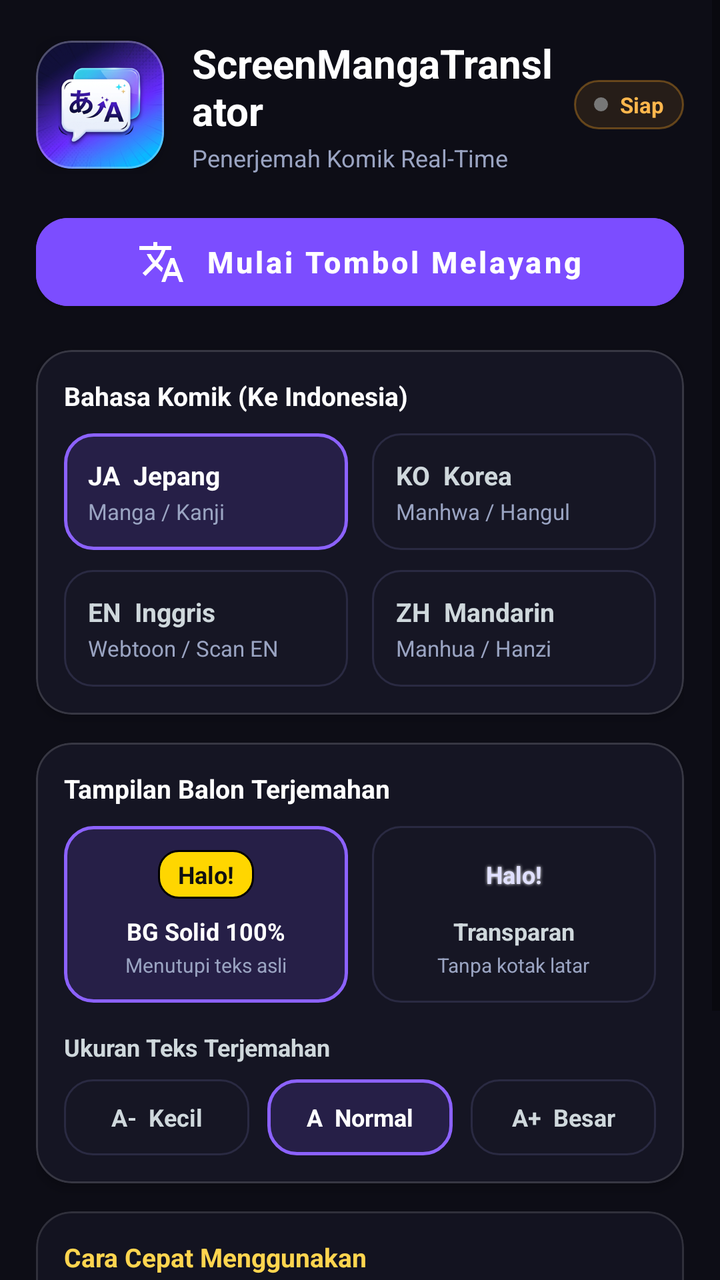
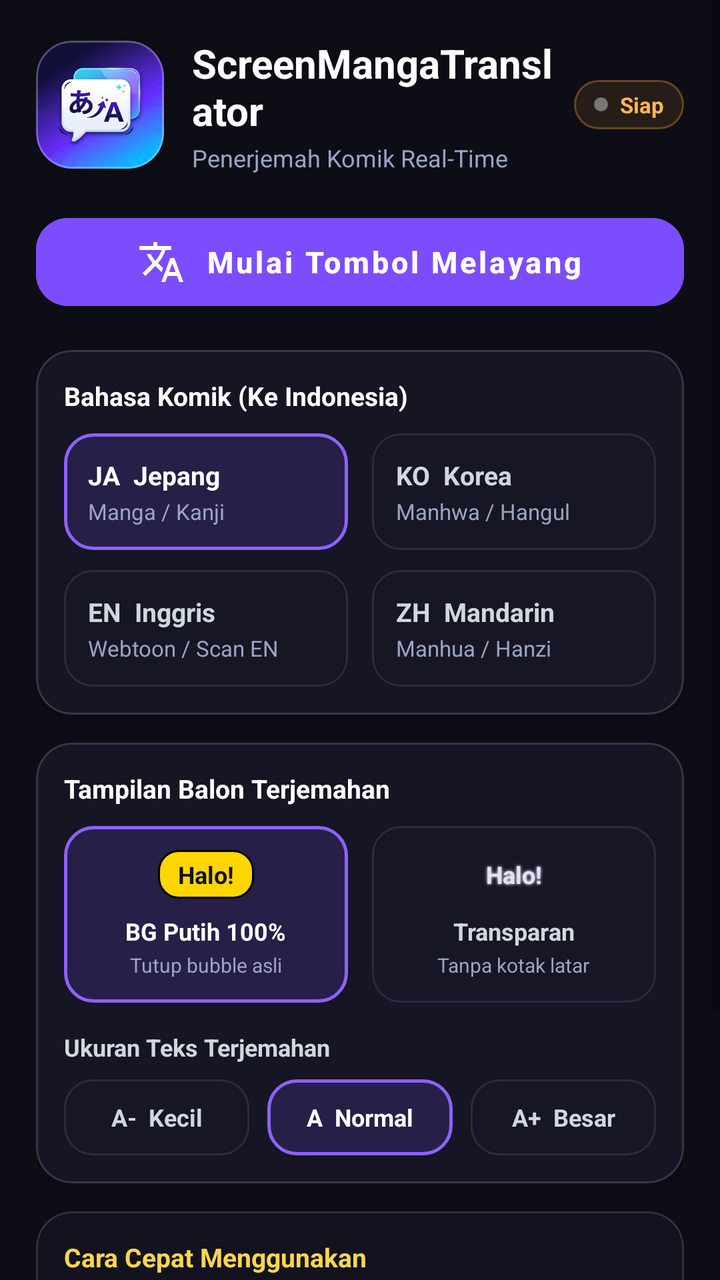

Screens rendered from an Android XML layout before and after an edit, with the pre-edit source and the edit as a unified diff.
<!-- AndroidManifest.xml: application theme Theme.MaterialComponents.DayNight.NoActionBar -->
<!-- res/layout/activity_main.xml -->
<?xml version="1.0" encoding="utf-8"?>
<ScrollView xmlns:android="http://schemas.android.com/apk/res/android"
    xmlns:app="http://schemas.android.com/apk/res-auto"
    android:layout_width="match_parent"
    android:layout_height="match_parent"
    android:background="#0D0D16"
    android:fillViewport="true">

    <LinearLayout
        android:layout_width="match_parent"
        android:layout_height="wrap_content"
        android:orientation="vertical"
        android:paddingStart="18dp"
        android:paddingTop="18dp"
        android:paddingEnd="18dp"
        android:paddingBottom="28dp">

        
        <LinearLayout
            android:layout_width="match_parent"
            android:layout_height="wrap_content"
            android:gravity="center_vertical"
            android:orientation="horizontal"
            android:paddingBottom="16dp">

            <com.google.android.material.card.MaterialCardView
                android:layout_width="64dp"
                android:layout_height="64dp"
                app:cardBackgroundColor="#18123C"
                app:cardCornerRadius="18dp"
                app:cardElevation="8dp"
                app:strokeColor="#44FFFFFF"
                app:strokeWidth="1dp">

                <ImageView
                    android:id="@+id/ivAppLogo"
                    android:layout_width="match_parent"
                    android:layout_height="match_parent"
                    android:contentDescription="@string/app_name"
                    android:scaleType="centerCrop"
                    android:src="@drawable/ic_app_logo" />
            </com.google.android.material.card.MaterialCardView>

            <LinearLayout
                android:layout_width="0dp"
                android:layout_height="wrap_content"
                android:layout_marginStart="14dp"
                android:layout_weight="1"
                android:orientation="vertical">

                <TextView
                    android:layout_width="wrap_content"
                    android:layout_height="wrap_content"
                    android:text="@string/app_name"
                    android:textColor="#FFFFFF"
                    android:textSize="20sp"
                    android:textStyle="bold" />

                <TextView
                    android:layout_width="wrap_content"
                    android:layout_height="wrap_content"
                    android:layout_marginTop="2dp"
                    android:text="Penerjemah Komik Real-Time"
                    android:textColor="#9AA4C2"
                    android:textSize="12sp" />
            </LinearLayout>

            
            <LinearLayout
                android:id="@+id/llStatusPill"
                android:layout_width="wrap_content"
                android:layout_height="wrap_content"
                android:background="@drawable/bg_status_idle"
                android:gravity="center_vertical"
                android:orientation="horizontal"
                android:paddingStart="10dp"
                android:paddingTop="5dp"
                android:paddingEnd="10dp"
                android:paddingBottom="5dp">

                <View
                    android:id="@+id/viewStatusDot"
                    android:layout_width="7dp"
                    android:layout_height="7dp"
                    android:layout_marginEnd="6dp"
                    android:background="@drawable/bg_auto_dot_off" />

                <TextView
                    android:id="@+id/tvServiceStatus"
                    android:layout_width="wrap_content"
                    android:layout_height="wrap_content"
                    android:text="Siap"
                    android:textColor="#FFB74D"
                    android:textSize="11sp"
                    android:textStyle="bold" />
            </LinearLayout>
        </LinearLayout>

        
        <com.google.android.material.card.MaterialCardView
            android:id="@+id/cardOverlayAlert"
            android:layout_width="match_parent"
            android:layout_height="wrap_content"
            android:layout_marginBottom="14dp"
            android:visibility="gone"
            app:cardBackgroundColor="#281620"
            app:cardCornerRadius="16dp"
            app:cardElevation="2dp"
            app:strokeColor="#66FF5252"
            app:strokeWidth="1dp">

            <LinearLayout
                android:layout_width="match_parent"
                android:layout_height="wrap_content"
                android:gravity="center_vertical"
                android:orientation="horizontal"
                android:padding="14dp">

                <LinearLayout
                    android:layout_width="0dp"
                    android:layout_height="wrap_content"
                    android:layout_weight="1"
                    android:orientation="vertical">

                    <TextView
                        android:layout_width="wrap_content"
                        android:layout_height="wrap_content"
                        android:text="Izin Overlay Diperlukan"
                        android:textColor="#FF8A80"
                        android:textSize="13sp"
                        android:textStyle="bold" />

                    <TextView
                        android:layout_width="wrap_content"
                        android:layout_height="wrap_content"
                        android:layout_marginTop="2dp"
                        android:text="Aktifkan agar balon terjemahan bisa tampil di atas komik."
                        android:textColor="#D7CCC8"
                        android:textSize="11sp" />
                </LinearLayout>

                <Button
                    android:id="@+id/btnGrantOverlay"
                    style="@style/Widget.MaterialComponents.Button"
                    android:layout_width="wrap_content"
                    android:layout_height="40dp"
                    android:layout_marginStart="10dp"
                    android:backgroundTint="#FF5252"
                    android:text="Aktifkan"
                    android:textAllCaps="false"
                    android:textColor="#FFFFFF"
                    android:textSize="12sp"
                    app:cornerRadius="10dp" />
            </LinearLayout>
        </com.google.android.material.card.MaterialCardView>

        
        <LinearLayout
            android:layout_width="match_parent"
            android:layout_height="wrap_content"
            android:layout_marginBottom="16dp"
            android:orientation="vertical">

            <Button
                android:id="@+id/btnStartFloating"
                style="@style/Widget.MaterialComponents.Button"
                android:layout_width="match_parent"
                android:layout_height="56dp"
                android:backgroundTint="#7C4DFF"
                android:text="@string/btn_start_service"
                android:textAllCaps="false"
                android:textColor="#FFFFFF"
                android:textSize="15sp"
                android:textStyle="bold"
                app:cornerRadius="16dp"
                app:elevation="6dp"
                app:icon="@drawable/ic_translate"
                app:iconGravity="textStart"
                app:iconPadding="10dp" />

            <Button
                android:id="@+id/btnStopFloating"
                style="@style/Widget.MaterialComponents.Button.OutlinedButton"
                android:layout_width="match_parent"
                android:layout_height="46dp"
                android:layout_marginTop="8dp"
                android:text="@string/btn_stop_service"
                android:textAllCaps="false"
                android:textColor="#FF6B6B"
                android:textSize="13sp"
                android:visibility="gone"
                app:cornerRadius="14dp"
                app:icon="@drawable/ic_clear"
                app:iconGravity="textStart"
                app:iconPadding="8dp"
                app:iconTint="#FF6B6B"
                app:strokeColor="#55FF6B6B" />
        </LinearLayout>

        
        <com.google.android.material.card.MaterialCardView
            android:layout_width="match_parent"
            android:layout_height="wrap_content"
            android:layout_marginBottom="14dp"
            app:cardBackgroundColor="#151523"
            app:cardCornerRadius="18dp"
            app:cardElevation="3dp"
            app:strokeColor="#25FFFFFF"
            app:strokeWidth="1dp">

            <LinearLayout
                android:layout_width="match_parent"
                android:layout_height="wrap_content"
                android:orientation="vertical"
                android:padding="14dp">

                <TextView
                    android:layout_width="wrap_content"
                    android:layout_height="wrap_content"
                    android:text="Bahasa Komik (Ke Indonesia)"
                    android:textColor="#FFFFFF"
                    android:textSize="13sp"
                    android:textStyle="bold" />

                
                <LinearLayout
                    android:layout_width="match_parent"
                    android:layout_height="wrap_content"
                    android:layout_marginTop="10dp"
                    android:orientation="horizontal">

                    <LinearLayout
                        android:id="@+id/chipLangJa"
                        android:layout_width="0dp"
                        android:layout_height="wrap_content"
                        android:layout_marginEnd="6dp"
                        android:layout_weight="1"
                        android:background="@drawable/bg_chip_selected"
                        android:clickable="true"
                        android:focusable="true"
                        android:gravity="center_vertical"
                        android:orientation="vertical"
                        android:padding="12dp">

                        <TextView
                            android:id="@+id/tvLangJaTitle"
                            android:layout_width="wrap_content"
                            android:layout_height="wrap_content"
                            android:text="JA  Jepang"
                            android:textColor="#FFFFFF"
                            android:textSize="13sp"
                            android:textStyle="bold" />

                        <TextView
                            android:layout_width="wrap_content"
                            android:layout_height="wrap_content"
                            android:layout_marginTop="2dp"
                            android:text="Manga / Kanji"
                            android:textColor="#9AA4C2"
                            android:textSize="11sp" />
                    </LinearLayout>

                    <LinearLayout
                        android:id="@+id/chipLangKo"
                        android:layout_width="0dp"
                        android:layout_height="wrap_content"
                        android:layout_marginStart="6dp"
                        android:layout_weight="1"
                        android:background="@drawable/bg_chip_unselected"
                        android:clickable="true"
                        android:focusable="true"
                        android:gravity="center_vertical"
                        android:orientation="vertical"
                        android:padding="12dp">

                        <TextView
                            android:id="@+id/tvLangKoTitle"
                            android:layout_width="wrap_content"
                            android:layout_height="wrap_content"
                            android:text="KO  Korea"
                            android:textColor="#CFD8DC"
                            android:textSize="13sp"
                            android:textStyle="bold" />

                        <TextView
                            android:layout_width="wrap_content"
                            android:layout_height="wrap_content"
                            android:layout_marginTop="2dp"
                            android:text="Manhwa / Hangul"
                            android:textColor="#9AA4C2"
                            android:textSize="11sp" />
                    </LinearLayout>
                </LinearLayout>

                
                <LinearLayout
                    android:layout_width="match_parent"
                    android:layout_height="wrap_content"
                    android:layout_marginTop="10dp"
                    android:orientation="horizontal">

                    <LinearLayout
                        android:id="@+id/chipLangEn"
                        android:layout_width="0dp"
                        android:layout_height="wrap_content"
                        android:layout_marginEnd="6dp"
                        android:layout_weight="1"
                        android:background="@drawable/bg_chip_unselected"
                        android:clickable="true"
                        android:focusable="true"
                        android:gravity="center_vertical"
                        android:orientation="vertical"
                        android:padding="12dp">

                        <TextView
                            android:id="@+id/tvLangEnTitle"
                            android:layout_width="wrap_content"
                            android:layout_height="wrap_content"
                            android:text="EN  Inggris"
                            android:textColor="#CFD8DC"
                            android:textSize="13sp"
                            android:textStyle="bold" />

                        <TextView
                            android:layout_width="wrap_content"
                            android:layout_height="wrap_content"
                            android:layout_marginTop="2dp"
                            android:text="Webtoon / Scan EN"
                            android:textColor="#9AA4C2"
                            android:textSize="11sp" />
                    </LinearLayout>

                    <LinearLayout
                        android:id="@+id/chipLangZh"
                        android:layout_width="0dp"
                        android:layout_height="wrap_content"
                        android:layout_marginStart="6dp"
                        android:layout_weight="1"
                        android:background="@drawable/bg_chip_unselected"
                        android:clickable="true"
                        android:focusable="true"
                        android:gravity="center_vertical"
                        android:orientation="vertical"
                        android:padding="12dp">

                        <TextView
                            android:id="@+id/tvLangZhTitle"
                            android:layout_width="wrap_content"
                            android:layout_height="wrap_content"
                            android:text="ZH  Mandarin"
                            android:textColor="#CFD8DC"
                            android:textSize="13sp"
                            android:textStyle="bold" />

                        <TextView
                            android:layout_width="wrap_content"
                            android:layout_height="wrap_content"
                            android:layout_marginTop="2dp"
                            android:text="Manhua / Hanzi"
                            android:textColor="#9AA4C2"
                            android:textSize="11sp" />
                    </LinearLayout>
                </LinearLayout>
            </LinearLayout>
        </com.google.android.material.card.MaterialCardView>

        
        <com.google.android.material.card.MaterialCardView
            android:layout_width="match_parent"
            android:layout_height="wrap_content"
            android:layout_marginBottom="14dp"
            app:cardBackgroundColor="#151523"
            app:cardCornerRadius="18dp"
            app:cardElevation="3dp"
            app:strokeColor="#25FFFFFF"
            app:strokeWidth="1dp">

            <LinearLayout
                android:layout_width="match_parent"
                android:layout_height="wrap_content"
                android:orientation="vertical"
                android:padding="14dp">

                <TextView
                    android:layout_width="wrap_content"
                    android:layout_height="wrap_content"
                    android:text="Tampilan Balon Terjemahan"
                    android:textColor="#FFFFFF"
                    android:textSize="13sp"
                    android:textStyle="bold" />

                
                <LinearLayout
                    android:layout_width="match_parent"
                    android:layout_height="wrap_content"
                    android:layout_marginTop="10dp"
                    android:orientation="horizontal">

                    
                    <LinearLayout
                        android:id="@+id/cardBgSolid"
                        android:layout_width="0dp"
                        android:layout_height="wrap_content"
                        android:layout_marginEnd="6dp"
                        android:layout_weight="1"
                        android:background="@drawable/bg_chip_selected"
                        android:clickable="true"
                        android:focusable="true"
                        android:gravity="center"
                        android:orientation="vertical"
                        android:padding="12dp">

                        <TextView
                            android:layout_width="wrap_content"
                            android:layout_height="wrap_content"
                            android:background="@drawable/bg_lang_badge"
                            android:paddingStart="10dp"
                            android:paddingTop="4dp"
                            android:paddingEnd="10dp"
                            android:paddingBottom="4dp"
                            android:text="Halo!"
                            android:textColor="#111111"
                            android:textSize="12sp"
                            android:textStyle="bold" />

                        <TextView
                            android:id="@+id/tvBgSolidLabel"
                            android:layout_width="wrap_content"
                            android:layout_height="wrap_content"
                            android:layout_marginTop="8dp"
                            android:text="BG Solid 100%"
                            android:textColor="#FFFFFF"
                            android:textSize="12sp"
                            android:textStyle="bold" />

                        <TextView
                            android:layout_width="wrap_content"
                            android:layout_height="wrap_content"
                            android:layout_marginTop="2dp"
                            android:text="Menutupi teks asli"
                            android:textColor="#9AA4C2"
                            android:textSize="10sp" />
                    </LinearLayout>

                    
                    <LinearLayout
                        android:id="@+id/cardBgTransparent"
                        android:layout_width="0dp"
                        android:layout_height="wrap_content"
                        android:layout_marginStart="6dp"
                        android:layout_weight="1"
                        android:background="@drawable/bg_chip_unselected"
                        android:clickable="true"
                        android:focusable="true"
                        android:gravity="center"
                        android:orientation="vertical"
                        android:padding="12dp">

                        <TextView
                            android:layout_width="wrap_content"
                            android:layout_height="wrap_content"
                            android:paddingStart="10dp"
                            android:paddingTop="4dp"
                            android:paddingEnd="10dp"
                            android:paddingBottom="4dp"
                            android:shadowColor="#FFFFFF"
                            android:shadowDx="0"
                            android:shadowDy="0"
                            android:shadowRadius="4"
                            android:text="Halo!"
                            android:textColor="#E0E0FF"
                            android:textSize="12sp"
                            android:textStyle="bold" />

                        <TextView
                            android:id="@+id/tvBgTransparentLabel"
                            android:layout_width="wrap_content"
                            android:layout_height="wrap_content"
                            android:layout_marginTop="8dp"
                            android:text="Transparan"
                            android:textColor="#CFD8DC"
                            android:textSize="12sp"
                            android:textStyle="bold" />

                        <TextView
                            android:layout_width="wrap_content"
                            android:layout_height="wrap_content"
                            android:layout_marginTop="2dp"
                            android:text="Tanpa kotak latar"
                            android:textColor="#9AA4C2"
                            android:textSize="10sp" />
                    </LinearLayout>
                </LinearLayout>

                
                <TextView
                    android:layout_width="wrap_content"
                    android:layout_height="wrap_content"
                    android:layout_marginTop="14dp"
                    android:text="Ukuran Teks Terjemahan"
                    android:textColor="#CFD8DC"
                    android:textSize="12sp"
                    android:textStyle="bold" />

                <LinearLayout
                    android:layout_width="match_parent"
                    android:layout_height="wrap_content"
                    android:layout_marginTop="8dp"
                    android:orientation="horizontal">

                    <TextView
                        android:id="@+id/chipScaleSmall"
                        android:layout_width="0dp"
                        android:layout_height="38dp"
                        android:layout_marginEnd="6dp"
                        android:layout_weight="1"
                        android:background="@drawable/bg_chip_unselected"
                        android:clickable="true"
                        android:focusable="true"
                        android:gravity="center"
                        android:text="A-  Kecil"
                        android:textColor="#CFD8DC"
                        android:textSize="12sp"
                        android:textStyle="bold" />

                    <TextView
                        android:id="@+id/chipScaleNormal"
                        android:layout_width="0dp"
                        android:layout_height="38dp"
                        android:layout_marginStart="3dp"
                        android:layout_marginEnd="3dp"
                        android:layout_weight="1"
                        android:background="@drawable/bg_chip_selected"
                        android:clickable="true"
                        android:focusable="true"
                        android:gravity="center"
                        android:text="A  Normal"
                        android:textColor="#FFFFFF"
                        android:textSize="12sp"
                        android:textStyle="bold" />

                    <TextView
                        android:id="@+id/chipScaleLarge"
                        android:layout_width="0dp"
                        android:layout_height="38dp"
                        android:layout_marginStart="6dp"
                        android:layout_weight="1"
                        android:background="@drawable/bg_chip_unselected"
                        android:clickable="true"
                        android:focusable="true"
                        android:gravity="center"
                        android:text="A+  Besar"
                        android:textColor="#CFD8DC"
                        android:textSize="12sp"
                        android:textStyle="bold" />
                </LinearLayout>
            </LinearLayout>
        </com.google.android.material.card.MaterialCardView>

        
        <com.google.android.material.card.MaterialCardView
            android:layout_width="match_parent"
            android:layout_height="wrap_content"
            app:cardBackgroundColor="#131320"
            app:cardCornerRadius="18dp"
            app:cardElevation="2dp"
            app:strokeColor="#1FFFFFFF"
            app:strokeWidth="1dp">

            <LinearLayout
                android:layout_width="match_parent"
                android:layout_height="wrap_content"
                android:orientation="vertical"
                android:padding="14dp">

                <TextView
                    android:layout_width="wrap_content"
                    android:layout_height="wrap_content"
                    android:text="Cara Cepat Menggunakan"
                    android:textColor="#FFD54F"
                    android:textSize="13sp"
                    android:textStyle="bold" />

                
                <LinearLayout
                    android:layout_width="match_parent"
                    android:layout_height="wrap_content"
                    android:layout_marginTop="10dp"
                    android:gravity="center_vertical"
                    android:orientation="horizontal">

                    <TextView
                        android:layout_width="22dp"
                        android:layout_height="22dp"
                        android:background="@drawable/bg_step_badge"
                        android:gravity="center"
                        android:text="1"
                        android:textColor="#FFFFFF"
                        android:textSize="11sp"
                        android:textStyle="bold" />

                    <TextView
                        android:layout_width="0dp"
                        android:layout_height="wrap_content"
                        android:layout_marginStart="10dp"
                        android:layout_weight="1"
                        android:text="Pilih bahasa komik lalu tekan Mulai Tombol Melayang."
                        android:textColor="#C5CAE9"
                        android:textSize="12sp" />
                </LinearLayout>

                
                <LinearLayout
                    android:layout_width="match_parent"
                    android:layout_height="wrap_content"
                    android:layout_marginTop="8dp"
                    android:gravity="center_vertical"
                    android:orientation="horizontal">

                    <TextView
                        android:layout_width="22dp"
                        android:layout_height="22dp"
                        android:background="@drawable/bg_step_badge"
                        android:gravity="center"
                        android:text="2"
                        android:textColor="#FFFFFF"
                        android:textSize="11sp"
                        android:textStyle="bold" />

                    <TextView
                        android:layout_width="0dp"
                        android:layout_height="wrap_content"
                        android:layout_marginStart="10dp"
                        android:layout_weight="1"
                        android:text="Buka aplikasi komik (Webtoon, Chrome, Mihon/Tachiyomi, dll)."
                        android:textColor="#C5CAE9"
                        android:textSize="12sp" />
                </LinearLayout>

                
                <LinearLayout
                    android:layout_width="match_parent"
                    android:layout_height="wrap_content"
                    android:layout_marginTop="8dp"
                    android:gravity="center_vertical"
                    android:orientation="horizontal">

                    <TextView
                        android:layout_width="22dp"
                        android:layout_height="22dp"
                        android:background="@drawable/bg_step_badge"
                        android:gravity="center"
                        android:text="3"
                        android:textColor="#FFFFFF"
                        android:textSize="11sp"
                        android:textStyle="bold" />

                    <TextView
                        android:layout_width="0dp"
                        android:layout_height="wrap_content"
                        android:layout_marginStart="10dp"
                        android:layout_weight="1"
                        android:text="Aktifkan AUTO agar terjemahan ikut scroll otomatis. Tahan ikon melayang untuk membersihkan layar."
                        android:textColor="#C5CAE9"
                        android:textSize="12sp" />
                </LinearLayout>
            </LinearLayout>
        </com.google.android.material.card.MaterialCardView>

    </LinearLayout>
</ScrollView>
<!-- resources referenced by this layout -->
<resources>
  <!-- drawable bg_auto_dot_off (drawable) -->
  <?xml version="1.0" encoding="utf-8"?>
  <shape xmlns:android="http://schemas.android.com/apk/res/android"
      android:shape="oval">
      <solid android:color="#777777" />
  </shape>
  <!-- drawable bg_chip_selected (drawable) -->
  <?xml version="1.0" encoding="utf-8"?>
  <shape xmlns:android="http://schemas.android.com/apk/res/android"
      android:shape="rectangle">
      <solid android:color="#261F47" />
      <corners android:radius="14dp" />
      <stroke
          android:width="1.5dp"
          android:color="#8C62FF" />
  </shape>
  <!-- drawable bg_chip_unselected (drawable) -->
  <?xml version="1.0" encoding="utf-8"?>
  <shape xmlns:android="http://schemas.android.com/apk/res/android"
      android:shape="rectangle">
      <solid android:color="#161624" />
      <corners android:radius="14dp" />
      <stroke
          android:width="1dp"
          android:color="#2A2A42" />
  </shape>
  <!-- drawable bg_lang_badge (drawable) -->
  <?xml version="1.0" encoding="utf-8"?>
  <shape xmlns:android="http://schemas.android.com/apk/res/android"
      android:shape="rectangle">
      <solid android:color="#FFD600" />
      <corners android:radius="10dp" />
      <stroke android:width="1dp" android:color="#000000" />
      <padding
          android:left="4dp"
          android:top="1dp"
          android:right="4dp"
          android:bottom="1dp" />
  </shape>
  <!-- drawable bg_status_idle (drawable) -->
  <?xml version="1.0" encoding="utf-8"?>
  <shape xmlns:android="http://schemas.android.com/apk/res/android"
      android:shape="rectangle">
      <solid android:color="#1AFFA726" />
      <corners android:radius="20dp" />
      <stroke
          android:width="1dp"
          android:color="#55FFA726" />
  </shape>
  <!-- drawable bg_step_badge (drawable) -->
  <?xml version="1.0" encoding="utf-8"?>
  <shape xmlns:android="http://schemas.android.com/apk/res/android"
      android:shape="oval">
      <solid android:color="#2E2554" />
      <stroke
          android:width="1dp"
          android:color="#7C4DFF" />
  </shape>
  <!-- drawable ic_app_logo: png bitmap (drawable-nodpi, 130366 bytes) -->
  <!-- drawable ic_clear (drawable) -->
  <vector xmlns:android="http://schemas.android.com/apk/res/android"
      android:width="24dp"
      android:height="24dp"
      android:viewportWidth="24"
      android:viewportHeight="24">
      <path
          android:fillColor="@android:color/white"
          android:pathData="M19,6.41L17.59,5 12,10.59 6.41,5 5,6.41 10.59,12 5,17.59 6.41,19 12,13.41 17.59,19 19,17.59 13.41,12z"/>
  </vector>
  <!-- drawable ic_translate (drawable) -->
  <vector xmlns:android="http://schemas.android.com/apk/res/android"
      android:width="24dp"
      android:height="24dp"
      android:viewportWidth="24"
      android:viewportHeight="24">
      <path
          android:fillColor="@android:color/white"
          android:pathData="M12.87,15.07l-2.54,-2.51 0.03,-0.03c1.74,-1.94 2.98,-4.17 3.71,-6.53H17V4h-7V2H8v2H1v1.99h11.17C11.5,7.92 10.44,9.75 9,11.35 8.07,10.32 7.3,9.19 6.69,8h-2c0.73,1.63 1.73,3.17 2.98,4.56l-5.09,5.02L4,19l5,-5 3.11,3.11 0.76,-2.04zM18.5,10h-2L12,22h2l1.12,-3h4.75L21,22h2l-4.5,-12zm-2.62,7l1.62,-4.33L19.12,17h-3.24z"/>
  </vector>
  <string name="app_name">ScreenMangaTranslator</string>
  <string name="btn_start_service">Mulai Tombol Melayang</string>
  <string name="btn_stop_service">Hentikan Layanan</string>
</resources>

<!-- the commit's change to res/layout/activity_main.xml (unified diff, before → after) -->
@@ -428,7 +428,7 @@
                             android:layout_width="wrap_content"
                             android:layout_height="wrap_content"
                             android:layout_marginTop="8dp"
-                            android:text="BG Solid 100%"
+                            android:text="BG Putih 100%"
                             android:textColor="#FFFFFF"
                             android:textSize="12sp"
                             android:textStyle="bold" />
@@ -437,7 +437,7 @@
                             android:layout_width="wrap_content"
                             android:layout_height="wrap_content"
                             android:layout_marginTop="2dp"
-                            android:text="Menutupi teks asli"
+                            android:text="Tutup bubble asli"
                             android:textColor="#9AA4C2"
                             android:textSize="10sp" />
                     </LinearLayout>
